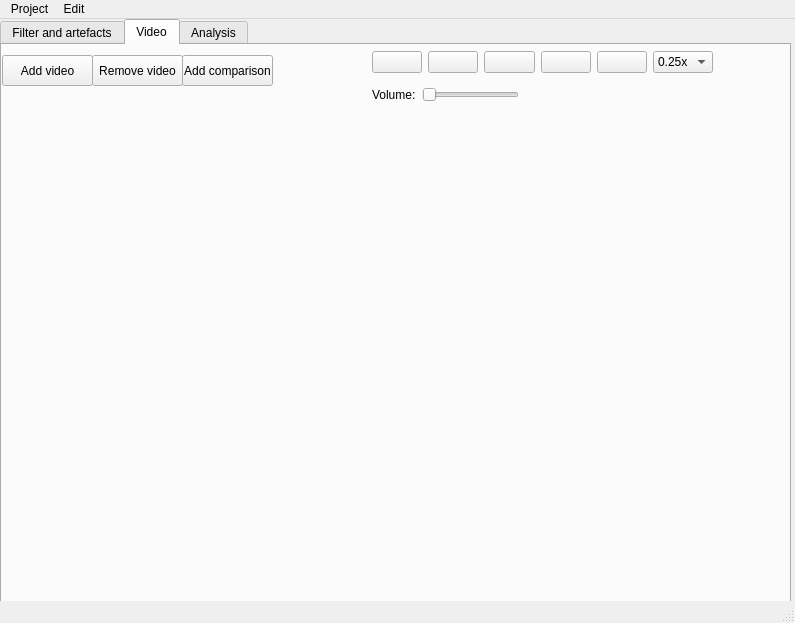
Before: the Qt Designer form Pflichtenheft/ToViET/GUI.ui in SuppenGeist/pse-ws1516-videoencoder-ta, drawn with Qt 5.
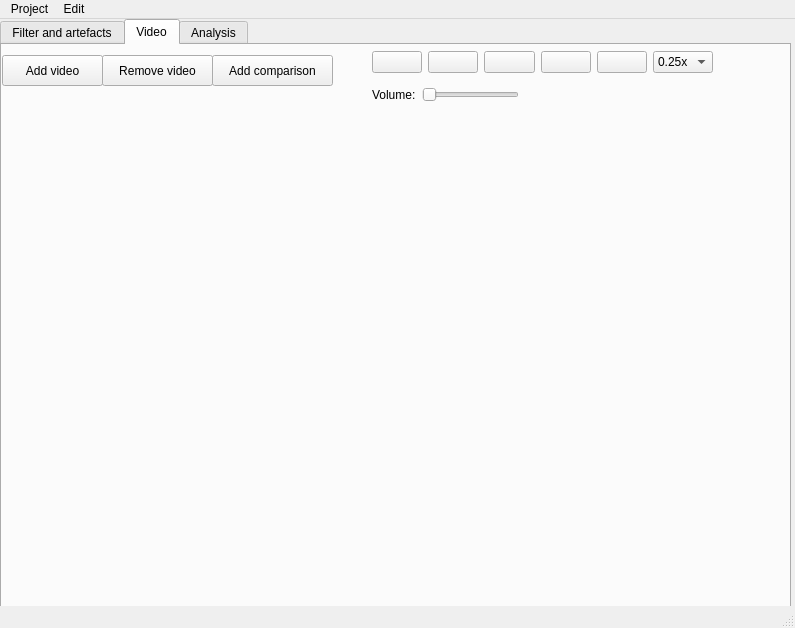
After: the same form once the commit is applied. The open tabs and pages were chosen to show the change. Icons and pictures are not drawn.

Commit message: Adjusted button sizes

What changed in the file:
```diff
--- a/Pflichtenheft/ToViET/GUI.ui
+++ b/Pflichtenheft/ToViET/GUI.ui
@@ -7,7 +7,7 @@
     <x>0</x>
     <y>0</y>
     <width>795</width>
-    <height>623</height>
+    <height>628</height>
    </rect>
   </property>
   <property name="windowTitle">
@@ -688,7 +688,7 @@
        <rect>
         <x>0</x>
         <y>10</y>
-        <width>91</width>
+        <width>101</width>
         <height>31</height>
        </rect>
       </property>
@@ -699,9 +699,9 @@
      <widget class="QPushButton" name="pushButton_18">
       <property name="geometry">
        <rect>
-        <x>90</x>
+        <x>100</x>
         <y>10</y>
-        <width>91</width>
+        <width>111</width>
         <height>31</height>
        </rect>
       </property>
@@ -760,9 +760,9 @@
      <widget class="QPushButton" name="pushButton_21">
       <property name="geometry">
        <rect>
-        <x>180</x>
+        <x>210</x>
         <y>10</y>
-        <width>91</width>
+        <width>121</width>
         <height>31</height>
        </rect>
       </property>
```
Left out of the diff: 8 changed lines with no effect on the pictures. The commit also changes 1 other file.
